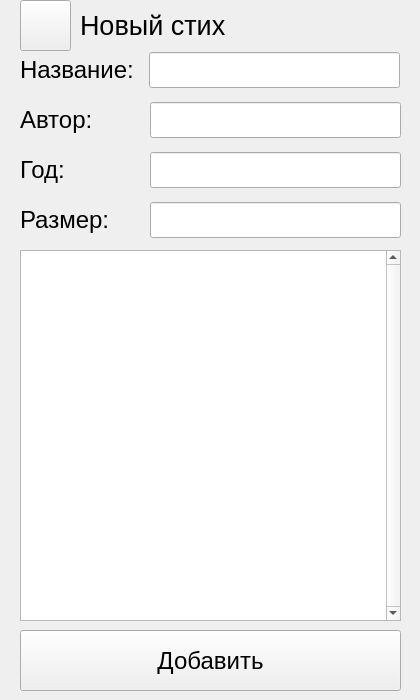
First picture: the form in UIs/VerseCreationForm.ui, repository Krahjotdaan/LearningPoem, before the edit.
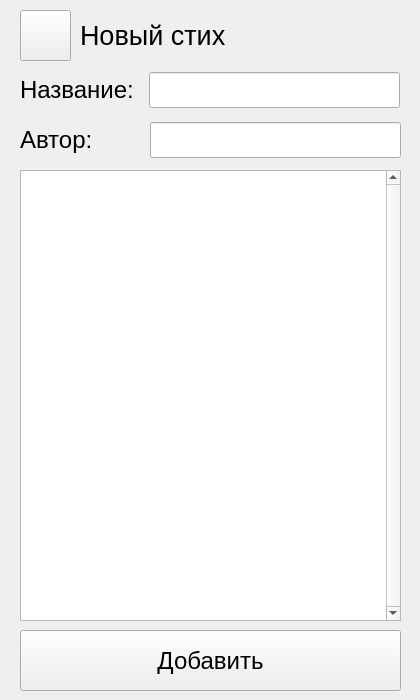
Second picture: the form after the edit.

```diff
--- a/UIs/VerseCreationForm.ui
+++ b/UIs/VerseCreationForm.ui
@@ -18,7 +18,7 @@
     <property name="geometry">
      <rect>
       <x>20</x>
-      <y>50</y>
+      <y>70</y>
       <width>121</width>
       <height>41</height>
      </rect>
@@ -37,7 +37,7 @@
     <property name="geometry">
      <rect>
       <x>149</x>
-      <y>50</y>
+      <y>70</y>
       <width>251</width>
       <height>41</height>
      </rect>
@@ -58,7 +58,7 @@
     <property name="geometry">
      <rect>
       <x>20</x>
-      <y>100</y>
+      <y>120</y>
       <width>121</width>
       <height>41</height>
      </rect>
@@ -77,7 +77,7 @@
     <property name="geometry">
      <rect>
       <x>150</x>
-      <y>100</y>
+      <y>120</y>
       <width>251</width>
       <height>41</height>
      </rect>
@@ -94,53 +94,13 @@
      </item>
     </layout>
    </widget>
-   <widget class="QWidget" name="verticalLayoutWidget_5">
-    <property name="geometry">
-     <rect>
-      <x>20</x>
-      <y>150</y>
-      <width>121</width>
-      <height>41</height>
-     </rect>
-    </property>
-    <layout class="QVBoxLayout" name="verticalLayout_5">
-     <item>
-      <widget class="QLabel" name="label_3">
-       <property name="text">
-        <string>&lt;html&gt;&lt;head/&gt;&lt;body&gt;&lt;p&gt;&lt;span style=&quot; font-size:18pt;&quot;&gt;Год:&lt;/span&gt;&lt;/p&gt;&lt;/body&gt;&lt;/html&gt;</string>
-       </property>
-      </widget>
-     </item>
-    </layout>
-   </widget>
-   <widget class="QWidget" name="verticalLayoutWidget_6">
-    <property name="geometry">
-     <rect>
-      <x>150</x>
-      <y>150</y>
-      <width>251</width>
-      <height>41</height>
-     </rect>
-    </property>
-    <layout class="QVBoxLayout" name="verticalLayout_6">
-     <item>
-      <widget class="QLineEdit" name="year_of_creation">
-       <property name="font">
-        <font>
-         <pointsize>18</pointsize>
-        </font>
-       </property>
-      </widget>
-     </item>
-    </layout>
-   </widget>
    <widget class="QWidget" name="verticalLayoutWidget_7">
     <property name="geometry">
      <rect>
       <x>20</x>
-      <y>250</y>
+      <y>170</y>
       <width>381</width>
-      <height>371</height>
+      <height>451</height>
      </rect>
     </property>
     <layout class="QVBoxLayout" name="verticalLayout_7">
@@ -158,52 +118,6 @@
      </item>
     </layout>
    </widget>
-   <widget class="QWidget" name="verticalLayoutWidget_8">
-    <property name="geometry">
-     <rect>
-      <x>150</x>
-      <y>200</y>
-      <width>251</width>
-      <height>41</height>
-     </rect>
-    </property>
-    <layout class="QVBoxLayout" name="verticalLayout_10">
-     <item>
-      <widget class="QLineEdit" name="verse_size">
-       <property name="sizePolicy">
-        <sizepolicy hsizetype="Expanding" vsizetype="Fixed">
-         <horstretch>0</horstretch>
-         <verstretch>0</verstretch>
-        </sizepolicy>
-       </property>
-       <property name="font">
-        <font>
-         <pointsize>18</pointsize>
-        </font>
-       </property>
-      </widget>
-     </item>
-    </layout>
-   </widget>
-   <widget class="QWidget" name="verticalLayoutWidget_9">
-    <property name="geometry">
-     <rect>
-      <x>20</x>
-      <y>200</y>
-      <width>121</width>
-      <height>41</height>
-     </rect>
-    </property>
-    <layout class="QVBoxLayout" name="verticalLayout_11">
-     <item>
-      <widget class="QLabel" name="label_5">
-       <property name="text">
-        <string>&lt;html&gt;&lt;head/&gt;&lt;body&gt;&lt;p&gt;&lt;span style=&quot; font-size:18pt;&quot;&gt;Размер:&lt;/span&gt;&lt;/p&gt;&lt;/body&gt;&lt;/html&gt;</string>
-       </property>
-      </widget>
-     </item>
-    </layout>
-   </widget>
    <widget class="QWidget" name="horizontalLayoutWidget">
     <property name="geometry">
      <rect>
@@ -238,7 +152,7 @@
     <property name="geometry">
      <rect>
       <x>80</x>
-      <y>0</y>
+      <y>10</y>
       <width>321</width>
       <height>51</height>
      </rect>
@@ -262,7 +176,7 @@
     <property name="geometry">
      <rect>
       <x>20</x>
-      <y>0</y>
+      <y>10</y>
       <width>51</width>
       <height>51</height>
      </rect>
```
